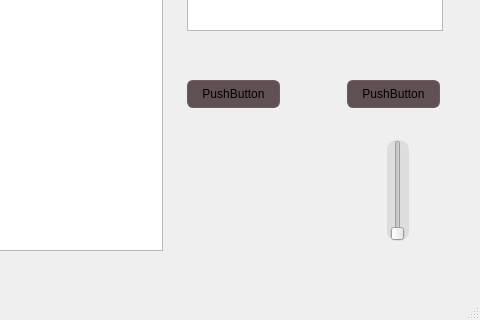
First picture: the form in TrainGame/mainwindow.ui, repository MilanFIN/TrainGame, before the edit; both pictures show x 674 to 1154 and y 322 to 642 of the 1154 by 642 pixel window.
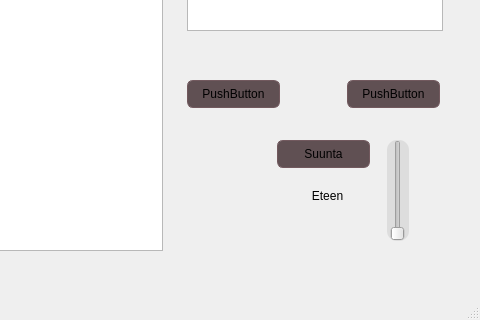
Second picture: the form after the edit. The open tabs and pages were chosen to show the change.

Diff of the .ui file:
```diff
--- a/TrainGame/mainwindow.ui
+++ b/TrainGame/mainwindow.ui
@@ -248,6 +248,52 @@
        <enum>Qt::Vertical</enum>
       </property>
      </widget>
+     <widget class="QPushButton" name="suuntaButton">
+      <property name="geometry">
+       <rect>
+        <x>940</x>
+        <y>390</y>
+        <width>93</width>
+        <height>28</height>
+       </rect>
+      </property>
+      <property name="styleSheet">
+       <string notr="true">QPushButton:pressed {
+	background-color: #222222;
+	border: 1px solid #333333;
+}
+QPushButton:hover {
+	background-color: #ccc5c7;
+}
+QPushButton {
+font: 75 12pt &quot;Caladea&quot;;
+border: 1px solid #72595e;
+border-radius: 6px;
+background-color: #605053;
+background-color: qlineargradient(x1: 0, y1: 0, x2: 0, y2: 0.67, 
+            stop: 0 #bdbabb, stop: 1 #605053);
+}</string>
+      </property>
+      <property name="text">
+       <string>Suunta</string>
+      </property>
+     </widget>
+     <widget class="QLabel" name="suuntaLabel">
+      <property name="geometry">
+       <rect>
+        <x>940</x>
+        <y>430</y>
+        <width>101</width>
+        <height>31</height>
+       </rect>
+      </property>
+      <property name="text">
+       <string>Eteen</string>
+      </property>
+      <property name="alignment">
+       <set>Qt::AlignCenter</set>
+      </property>
+     </widget>
     </widget>
     <widget class="QWidget" name="kauppaPage">
      <widget class="QPushButton" name="ostaButton">
```
Left out of the diff: 4 changed lines with no effect on the pictures.
